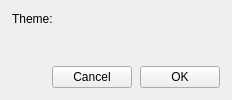
The window that pj_app/src/PreferencesDialog.ui (Ssz990220/PlotJuggler) describes before a commit, drawn with Qt 5.
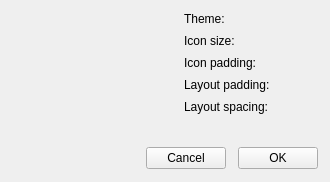
The same window after the commit. Custom widgets are drawn as their Qt base class.

Commit message: feat(ui): preferences refactor, chrome-metrics polish, icon hygiene (#60)

```diff
--- a/pj_app/src/PreferencesDialog.ui
+++ b/pj_app/src/PreferencesDialog.ui
@@ -7,40 +7,251 @@
    <property name="topMargin"><number>12</number></property>
    <property name="rightMargin"><number>12</number></property>
    <property name="bottomMargin"><number>12</number></property>
-   <property name="spacing"><number>8</number></property>
+   <property name="spacing"><number>12</number></property>
    <item>
-    <layout class="QHBoxLayout" name="themeRow">
+    <layout class="QHBoxLayout" name="panesRow">
+     <property name="spacing"><number>12</number></property>
      <item>
-      <widget class="QLabel" name="labelTheme">
-       <property name="text"><string>Theme:</string></property>
-      </widget>
-     </item>
-     <item>
-      <spacer name="themeSpacer">
-       <property name="orientation"><enum>Qt::Horizontal</enum></property>
-       <property name="sizeHint" stdset="0"><size><width>40</width><height>0</height></size></property>
-      </spacer>
-     </item>
-     <item>
-      <widget class="PJ::ToggleSwitch" name="themeToggle" native="true">
+      <widget class="QScrollArea" name="navScrollArea">
        <property name="sizePolicy">
-        <sizepolicy hsizetype="Fixed" vsizetype="Fixed">
+        <sizepolicy hsizetype="Fixed" vsizetype="Expanding">
          <horstretch>0</horstretch>
-         <verstretch>0</verstretch>
+         <verstretch>1</verstretch>
         </sizepolicy>
        </property>
+       <property name="minimumSize"><size><width>160</width><height>0</height></size></property>
+       <property name="maximumSize"><size><width>160</width><height>16777215</height></size></property>
+       <property name="frameShape"><enum>QFrame::NoFrame</enum></property>
+       <property name="frameShadow"><enum>QFrame::Plain</enum></property>
+       <property name="widgetResizable"><bool>true</bool></property>
+       <property name="horizontalScrollBarPolicy"><enum>Qt::ScrollBarAlwaysOff</enum></property>
+       <widget class="QWidget" name="navContainer">
+        <property name="geometry">
+         <rect><x>0</x><y>0</y><width>160</width><height>320</height></rect>
+        </property>
+        <layout class="QVBoxLayout" name="navLayout">
+         <property name="leftMargin"><number>0</number></property>
+         <property name="topMargin"><number>0</number></property>
+         <property name="rightMargin"><number>0</number></property>
+         <property name="bottomMargin"><number>0</number></property>
+         <property name="spacing"><number>0</number></property>
+         <item>
+          <spacer name="navBottomSpacer">
+           <property name="orientation"><enum>Qt::Vertical</enum></property>
+           <property name="sizeHint" stdset="0"><size><width>0</width><height>0</height></size></property>
+          </spacer>
+         </item>
+        </layout>
+       </widget>
+      </widget>
+     </item>
+     <item>
+      <widget class="QStackedWidget" name="pagesStack">
+       <property name="sizePolicy">
+        <sizepolicy hsizetype="Expanding" vsizetype="Expanding">
+         <horstretch>1</horstretch>
+         <verstretch>1</verstretch>
+        </sizepolicy>
+       </property>
+       <widget class="QWidget" name="pageAppearance">
+        <layout class="QVBoxLayout" name="appearanceLayout">
+         <property name="leftMargin"><number>0</number></property>
+         <property name="topMargin"><number>0</number></property>
+         <property name="rightMargin"><number>0</number></property>
+         <property name="bottomMargin"><number>0</number></property>
+         <property name="spacing"><number>8</number></property>
+         <item>
+          <layout class="QHBoxLayout" name="themeRow">
+           <item>
+            <widget class="QLabel" name="labelTheme">
+             <property name="text"><string>Theme:</string></property>
+            </widget>
+           </item>
+           <item>
+            <spacer name="themeSpacer">
+             <property name="orientation"><enum>Qt::Horizontal</enum></property>
+             <property name="sizeHint" stdset="0"><size><width>40</width><height>0</height></size></property>
+            </spacer>
+           </item>
+           <item>
+            <widget class="PJ::ToggleSwitch" name="themeToggle" native="true">
+             <property name="sizePolicy">
+              <sizepolicy hsizetype="Fixed" vsizetype="Fixed">
+               <horstretch>0</horstretch>
+               <verstretch>0</verstretch>
+              </sizepolicy>
+             </property>
+            </widget>
+           </item>
+          </layout>
+         </item>
+         <item>
+          <layout class="QHBoxLayout" name="iconSizeRow">
+           <item>
+            <widget class="QLabel" name="labelIconSize">
+             <property name="text"><string>Icon size:</string></property>
+            </widget>
+           </item>
+           <item>
+            <spacer name="iconSizeSpacer">
+             <property name="orientation"><enum>Qt::Horizontal</enum></property>
+             <property name="sizeHint" stdset="0"><size><width>40</width><height>0</height></size></property>
+            </spacer>
+           </item>
+           <item>
+            <widget class="PJ::IntScrubber" name="iconSizeScrubber">
+             <property name="sizePolicy">
+              <sizepolicy hsizetype="Fixed" vsizetype="Fixed">
+               <horstretch>0</horstretch>
+               <verstretch>0</verstretch>
+              </sizepolicy>
+             </property>
+            </widget>
+           </item>
+          </layout>
+         </item>
+         <item>
+          <layout class="QHBoxLayout" name="iconPaddingRow">
+           <item>
+            <widget class="QLabel" name="labelIconPadding">
+             <property name="text"><string>Icon padding:</string></property>
+            </widget>
+           </item>
+           <item>
+            <spacer name="iconPaddingSpacer">
+             <property name="orientation"><enum>Qt::Horizontal</enum></property>
+             <property name="sizeHint" stdset="0"><size><width>40</width><height>0</height></size></property>
+            </spacer>
+           </item>
+           <item>
+            <widget class="PJ::IntScrubber" name="iconPaddingScrubber">
+             <property name="sizePolicy">
+              <sizepolicy hsizetype="Fixed" vsizetype="Fixed">
+               <horstretch>0</horstretch>
+               <verstretch>0</verstretch>
+              </sizepolicy>
+             </property>
+            </widget>
+           </item>
+          </layout>
+         </item>
+         <item>
+          <layout class="QHBoxLayout" name="layoutPaddingRow">
+           <item>
+            <widget class="QLabel" name="labelLayoutPadding">
+             <property name="text"><string>Layout padding:</string></property>
+            </widget>
+           </item>
+           <item>
+            <spacer name="layoutPaddingSpacer">
+             <property name="orientation"><enum>Qt::Horizontal</enum></property>
+             <property name="sizeHint" stdset="0"><size><width>40</width><height>0</height></size></property>
+            </spacer>
+           </item>
+           <item>
+            <widget class="PJ::IntScrubber" name="layoutPaddingScrubber">
+             <property name="sizePolicy">
+              <sizepolicy hsizetype="Fixed" vsizetype="Fixed">
+               <horstretch>0</horstretch>
+               <verstretch>0</verstretch>
+              </sizepolicy>
+             </property>
+            </widget>
+           </item>
+          </layout>
+         </item>
+         <item>
+          <layout class="QHBoxLayout" name="layoutSpacingRow">
+           <item>
+            <widget class="QLabel" name="labelLayoutSpacing">
+             <property name="text"><string>Layout spacing:</string></property>
+            </widget>
+           </item>
+           <item>
+            <spacer name="layoutSpacingSpacer">
+             <property name="orientation"><enum>Qt::Horizontal</enum></property>
+             <property name="sizeHint" stdset="0"><size><width>40</width><height>0</height></size></property>
+            </spacer>
+           </item>
+           <item>
+            <widget class="PJ::IntScrubber" name="layoutSpacingScrubber">
+             <property name="sizePolicy">
+              <sizepolicy hsizetype="Fixed" vsizetype="Fixed">
+               <horstretch>0</horstretch>
+               <verstretch>0</verstretch>
+              </sizepolicy>
+             </property>
+            </widget>
+           </item>
+          </layout>
+         </item>
+         <item>
+          <spacer name="appearanceVerticalSpacer">
+           <property name="orientation"><enum>Qt::Vertical</enum></property>
+           <property name="sizeHint" stdset="0"><size><width>20</width><height>20</height></size></property>
+          </spacer>
+         </item>
+        </layout>
+       </widget>
+       <widget class="QWidget" name="pagePlotting">
+        <layout class="QVBoxLayout" name="plottingLayout">
+         <property name="leftMargin"><number>0</number></property>
+         <property name="topMargin"><number>0</number></property>
+         <property name="rightMargin"><number>0</number></property>
+         <property name="bottomMargin"><number>0</number></property>
+         <item>
+          <widget class="QLabel" name="labelPlottingComingSoon">
+           <property name="text"><string>Coming soon</string></property>
+           <property name="alignment"><set>Qt::AlignCenter</set></property>
+          </widget>
+         </item>
+        </layout>
+       </widget>
+       <widget class="QWidget" name="pageStreaming">
+        <layout class="QVBoxLayout" name="streamingLayout">
+         <property name="leftMargin"><number>0</number></property>
+         <property name="topMargin"><number>0</number></property>
+         <property name="rightMargin"><number>0</number></property>
+         <property name="bottomMargin"><number>0</number></property>
+         <item>
+          <widget class="QLabel" name="labelStreamingComingSoon">
+           <property name="text"><string>Coming soon</string></property>
+           <property name="alignment"><set>Qt::AlignCenter</set></property>
+          </widget>
+         </item>
+        </layout>
+       </widget>
+       <widget class="QWidget" name="pageScripting">
+        <layout class="QVBoxLayout" name="scriptingLayout">
+         <property name="leftMargin"><number>0</number></property>
+         <property name="topMargin"><number>0</number></property>
+         <property name="rightMargin"><number>0</number></property>
+         <property name="bottomMargin"><number>0</number></property>
+         <item>
+          <widget class="QLabel" name="labelScriptingComingSoon">
+           <property name="text"><string>Coming soon</string></property>
+           <property name="alignment"><set>Qt::AlignCenter</set></property>
+          </widget>
+         </item>
+        </layout>
+       </widget>
       </widget>
      </item>
     </layout>
    </item>
-   <item>
-    <spacer name="verticalSpacer">
-     <property name="orientation"><enum>Qt::Vertical</enum></property>
-     <property name="sizeHint" stdset="0"><size><width>20</width><height>20</height></size></property>
-    </spacer>
-   </item>
    <item>
     <layout class="QHBoxLayout" name="buttonLayout">
+     <item>
+      <widget class="QToolButton" name="buttonResetDefaults">
+       <property name="toolTip"><string>Reset to defaults</string></property>
+       <property name="focusPolicy"><enum>Qt::NoFocus</enum></property>
+       <property name="autoRaise"><bool>true</bool></property>
+       <property name="text"><string/></property>
+       <property name="iconSize"><size><width>20</width><height>20</height></size></property>
+       <property name="minimumSize"><size><width>24</width><height>24</height></size></property>
+       <property name="maximumSize"><size><width>24</width><height>24</height></size></property>
+      </widget>
+     </item>
      <item>
       <spacer name="buttonSpacer">
        <property name="orientation"><enum>Qt::Horizontal</enum></property>
@@ -68,6 +279,11 @@
    <extends>QWidget</extends>
    <header>pj_widgets/ToggleSwitch.h</header>
   </customwidget>
+  <customwidget>
+   <class>PJ::IntScrubber</class>
+   <extends>QWidget</extends>
+   <header>pj_widgets/IntScrubber.h</header>
+  </customwidget>
  </customwidgets>
  <resources/>
  <connections/>
```
The commit also changes 65 other files.
